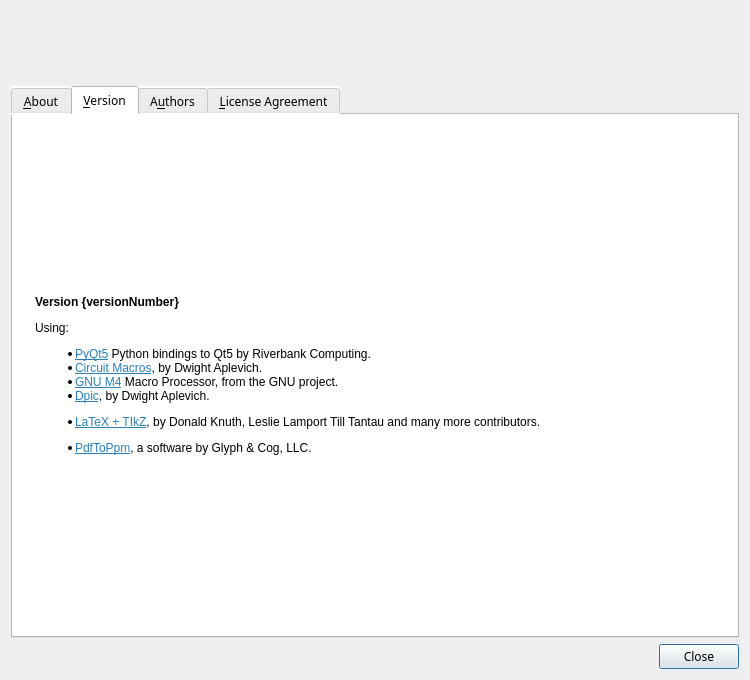
This is pycirkuit/ui/aboutdialog.ui in orestesmas/pycirkuit as Qt 5 draws it before an edit. The edited form follows.
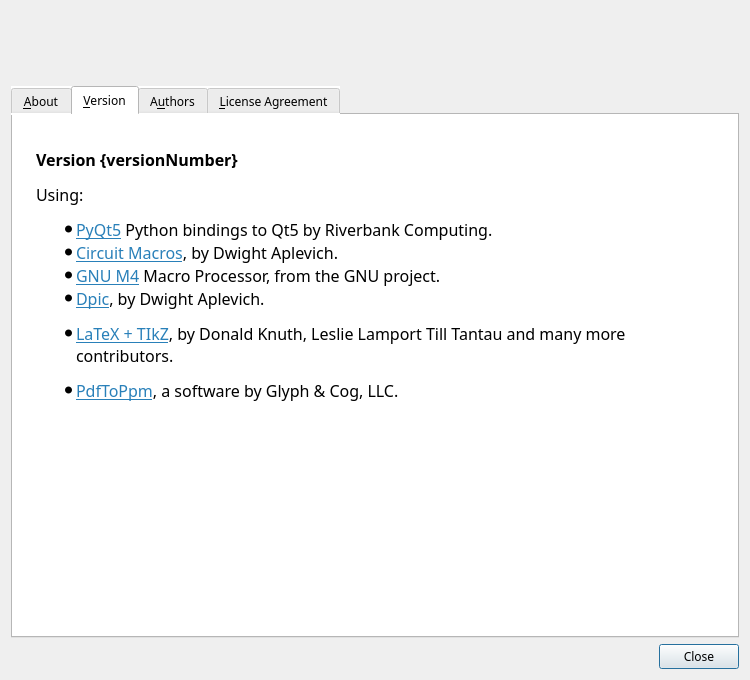
This is the edited form. The open tabs and pages were chosen to show the change. Icons and pictures are not drawn.

Commit message:
Changed QLabel to QTextBrowser for consistency
Also, added contributor

```diff
--- a/pycirkuit/ui/aboutdialog.ui
+++ b/pycirkuit/ui/aboutdialog.ui
@@ -162,12 +162,34 @@
       </attribute>
       <layout class="QHBoxLayout" name="horizontalLayout_4">
        <item>
-        <widget class="QLabel" name="textVersion">
+        <widget class="QTextBrowser" name="textVersion">
+         <property name="font">
+          <font>
+           <family>Sans Serif</family>
+          </font>
+         </property>
          <property name="styleSheet">
           <string notr="true">padding-left:5; padding-top:10; padding-bottom:10; padding-right:5; background-color: rgb(255, 255, 255);</string>
          </property>
-         <property name="text">
-          <string extracomment="Don't translate the variable {versionNumber} (brackets included)">&lt;html&gt;&lt;head/&gt;&lt;body style=&quot; font-family:'Sans Serif';&quot;&gt;&lt;p&gt;&lt;span style=&quot; font-weight:600;&quot;&gt;Version {versionNumber}&lt;/span&gt;&lt;/p&gt;&lt;p&gt;Using:&lt;/p&gt;&lt;ul style=&quot;margin-top: 0px; margin-bottom: 0px; margin-left: 0px; margin-right: 0px; -qt-list-indent: 1;&quot;&gt;&lt;li style=&quot; margin-top:12px; margin-bottom:0px; margin-left:0px; margin-right:0px; -qt-block-indent:0; text-indent:0px;&quot;&gt;&lt;a href=&quot;https://www.riverbankcomputing.com/software/pyqt/intro&quot;&gt;&lt;span style=&quot; text-decoration: underline; color:#2980b9;&quot;&gt;PyQt5&lt;/span&gt;&lt;/a&gt; Python bindings to Qt5 by Riverbank Computing.&lt;/li&gt;&lt;li style=&quot; margin-top:0px; margin-bottom:0px; margin-left:0px; margin-right:0px; -qt-block-indent:0; text-indent:0px;&quot;&gt;&lt;a href=&quot;https://ece.uwaterloo.ca/~aplevich/Circuit_macros/&quot;&gt;&lt;span style=&quot; text-decoration: underline; color:#2980b9;&quot;&gt;Circuit Macros&lt;/span&gt;&lt;/a&gt;, by Dwight Aplevich.&lt;/li&gt;&lt;li style=&quot; margin-top:0px; margin-bottom:0px; margin-left:0px; margin-right:0px; -qt-block-indent:0; text-indent:0px;&quot;&gt;&lt;a href=&quot;https://www.gnu.org/software/m4/&quot;&gt;&lt;span style=&quot; text-decoration: underline; color:#2980b9;&quot;&gt;GNU M4&lt;/span&gt;&lt;/a&gt; Macro Processor, from the GNU project.&lt;/li&gt;&lt;li style=&quot; margin-top:0px; margin-bottom:12px; margin-left:0px; margin-right:0px; -qt-block-indent:0; text-indent:0px;&quot;&gt;&lt;a href=&quot;https://ece.uwaterloo.ca/~aplevich/dpic&quot;&gt;&lt;span style=&quot; text-decoration: underline; color:#2980b9;&quot;&gt;Dpic&lt;/span&gt;&lt;/a&gt;, by Dwight Aplevich.&lt;/li&gt;&lt;li style=&quot; margin-top:0px; margin-bottom:12px; margin-left:0px; margin-right:0px; -qt-block-indent:0; text-indent:0px;&quot;&gt;&lt;a href=&quot;https://ctan.org/&quot;&gt;&lt;span style=&quot; text-decoration: underline; color:#2980b9;&quot;&gt;LaTeX + TIkZ&lt;/span&gt;&lt;/a&gt;, by Donald Knuth, Leslie Lamport Till Tantau and many more contributors.&lt;/li&gt;&lt;li style=&quot; margin-top:0px; margin-bottom:12px; margin-left:0px; margin-right:0px; -qt-block-indent:0; text-indent:0px;&quot;&gt;&lt;a href=&quot;https://linux.die.net/man/1/pdftoppm&quot;&gt;&lt;span style=&quot; text-decoration: underline; color:#2980b9;&quot;&gt;PdfToPpm&lt;/span&gt;&lt;/a&gt;, a software by Glyph &amp;amp; Cog, LLC. &lt;/li&gt;&lt;/ul&gt;&lt;/body&gt;&lt;/html&gt;</string>
+         <property name="frameShape">
+          <enum>QFrame::NoFrame</enum>
+         </property>
+         <property name="html">
+          <string>&lt;!DOCTYPE HTML PUBLIC &quot;-//W3C//DTD HTML 4.0//EN&quot; &quot;http://www.w3.org/TR/REC-html40/strict.dtd&quot;&gt;
+&lt;html&gt;&lt;head&gt;&lt;meta name=&quot;qrichtext&quot; content=&quot;1&quot; /&gt;&lt;style type=&quot;text/css&quot;&gt;
+p, li { white-space: pre-wrap; }
+&lt;/style&gt;&lt;/head&gt;&lt;body style=&quot; font-family:'Sans Serif'; font-size:12pt; font-weight:400; font-style:normal;&quot;&gt;
+&lt;p style=&quot; margin-top:12px; margin-bottom:12px; margin-left:0px; margin-right:0px; -qt-block-indent:0; text-indent:0px;&quot;&gt;&lt;span style=&quot; font-weight:600;&quot;&gt;Version {versionNumber}&lt;/span&gt;&lt;/p&gt;
+&lt;p style=&quot; margin-top:12px; margin-bottom:12px; margin-left:0px; margin-right:0px; -qt-block-indent:0; text-indent:0px;&quot;&gt;Using:&lt;/p&gt;
+&lt;ul style=&quot;margin-top: 0px; margin-bottom: 0px; margin-left: 0px; margin-right: 0px; -qt-list-indent: 1;&quot;&gt;&lt;li style=&quot; margin-top:12px; margin-bottom:0px; margin-left:0px; margin-right:0px; -qt-block-indent:0; text-indent:0px;&quot;&gt;&lt;a href=&quot;https://www.riverbankcomputing.com/software/pyqt/intro&quot;&gt;&lt;span style=&quot; text-decoration: underline; color:#2980b9;&quot;&gt;PyQt5&lt;/span&gt;&lt;/a&gt; Python bindings to Qt5 by Riverbank Computing.&lt;/li&gt;
+&lt;li style=&quot; margin-top:0px; margin-bottom:0px; margin-left:0px; margin-right:0px; -qt-block-indent:0; text-indent:0px;&quot;&gt;&lt;a href=&quot;https://ece.uwaterloo.ca/~aplevich/Circuit_macros/&quot;&gt;&lt;span style=&quot; text-decoration: underline; color:#2980b9;&quot;&gt;Circuit Macros&lt;/span&gt;&lt;/a&gt;, by Dwight Aplevich.&lt;/li&gt;
+&lt;li style=&quot; margin-top:0px; margin-bottom:0px; margin-left:0px; margin-right:0px; -qt-block-indent:0; text-indent:0px;&quot;&gt;&lt;a href=&quot;https://www.gnu.org/software/m4/&quot;&gt;&lt;span style=&quot; text-decoration: underline; color:#2980b9;&quot;&gt;GNU M4&lt;/span&gt;&lt;/a&gt; Macro Processor, from the GNU project.&lt;/li&gt;
+&lt;li style=&quot; margin-top:0px; margin-bottom:12px; margin-left:0px; margin-right:0px; -qt-block-indent:0; text-indent:0px;&quot;&gt;&lt;a href=&quot;https://ece.uwaterloo.ca/~aplevich/dpic&quot;&gt;&lt;span style=&quot; text-decoration: underline; color:#2980b9;&quot;&gt;Dpic&lt;/span&gt;&lt;/a&gt;, by Dwight Aplevich.&lt;/li&gt;
+&lt;li style=&quot; margin-top:0px; margin-bottom:12px; margin-left:0px; margin-right:0px; -qt-block-indent:0; text-indent:0px;&quot;&gt;&lt;a href=&quot;https://ctan.org/&quot;&gt;&lt;span style=&quot; text-decoration: underline; color:#2980b9;&quot;&gt;LaTeX + TIkZ&lt;/span&gt;&lt;/a&gt;, by Donald Knuth, Leslie Lamport Till Tantau and many more contributors.&lt;/li&gt;
+&lt;li style=&quot; margin-top:0px; margin-bottom:12px; margin-left:0px; margin-right:0px; -qt-block-indent:0; text-indent:0px;&quot;&gt;&lt;a href=&quot;https://linux.die.net/man/1/pdftoppm&quot;&gt;&lt;span style=&quot; text-decoration: underline; color:#2980b9;&quot;&gt;PdfToPpm&lt;/span&gt;&lt;/a&gt;, a software by Glyph &amp;amp; Cog, LLC. &lt;/li&gt;&lt;/ul&gt;&lt;/body&gt;&lt;/html&gt;</string>
+         </property>
+         <property name="openExternalLinks">
+          <bool>true</bool>
          </property>
         </widget>
        </item>
```
Left out of the diff: 8 changed lines with no effect on the pictures. The commit also changes 7 other files.
